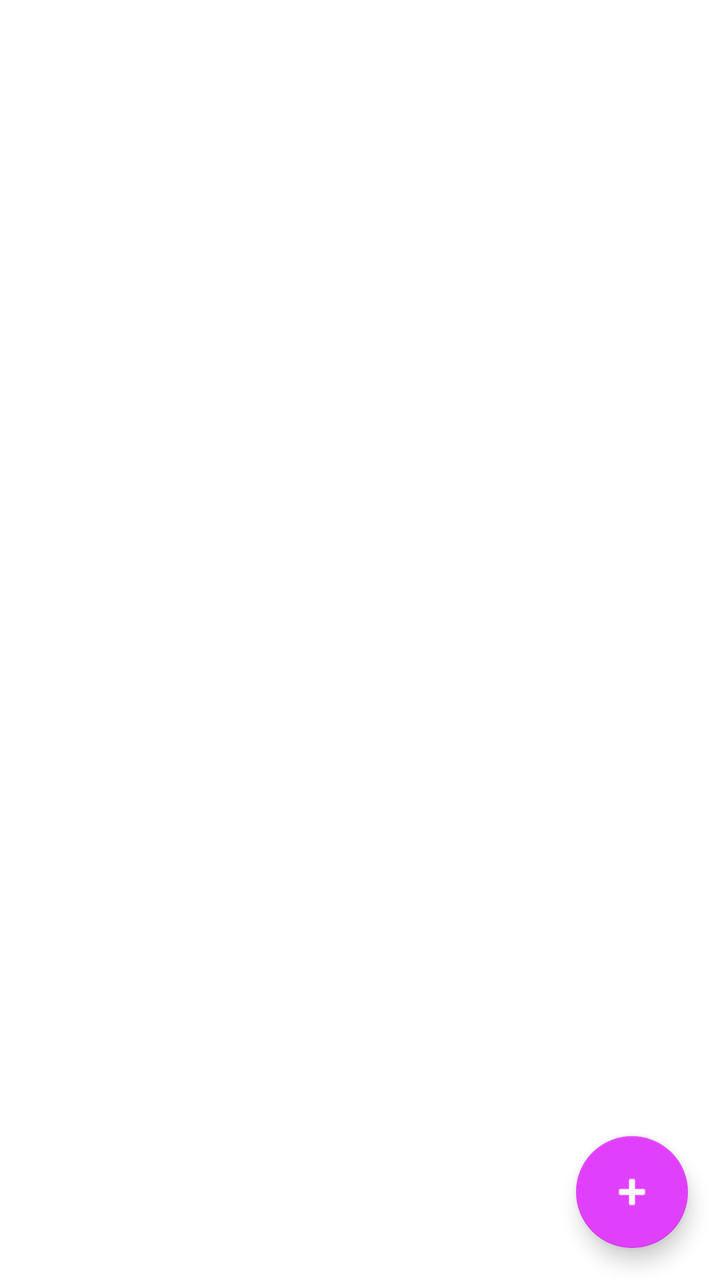
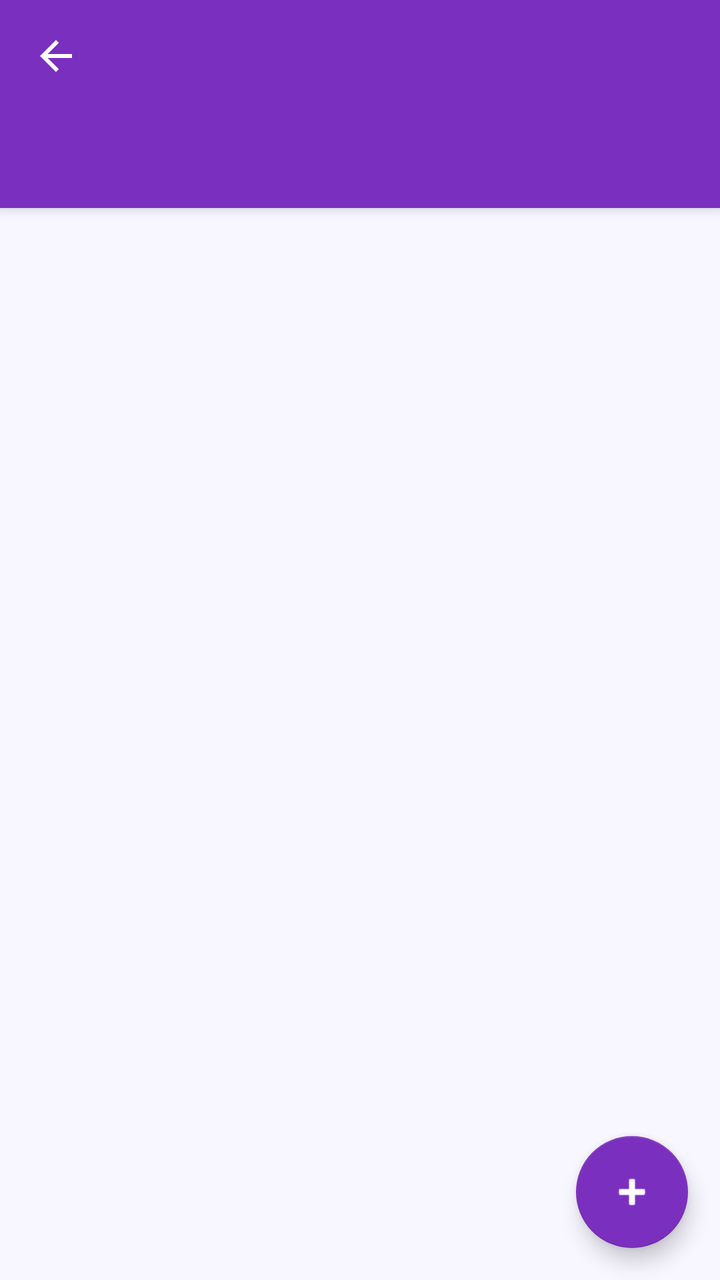

The first picture is an Android layout as it rendered before a commit; the second is the same layout after the commit. The layout source and the unified diff follow.
<!-- AndroidManifest.xml: application theme Theme.SplitUp -->
<!-- res/layout/activity_group_detail.xml -->
<?xml version="1.0" encoding="utf-8"?>
<androidx.coordinatorlayout.widget.CoordinatorLayout
    xmlns:android="http://schemas.android.com/apk/res/android"
    xmlns:app="http://schemas.android.com/apk/res-auto"
    android:layout_width="match_parent"
    android:layout_height="match_parent">

    <LinearLayout
        android:layout_width="match_parent"
        android:layout_height="match_parent"
        android:orientation="vertical">

        <com.google.android.material.tabs.TabLayout
            android:id="@+id/tabLayout"
            android:layout_width="match_parent"
            android:layout_height="wrap_content"
            app:tabMode="fixed"
            app:tabGravity="fill"/>

        <ProgressBar
            android:id="@+id/progressBar"
            android:layout_width="wrap_content"
            android:layout_height="wrap_content"
            android:layout_gravity="center_horizontal"
            android:visibility="gone"/>

        
        <androidx.cardview.widget.CardView
            android:id="@+id/cardInvite"
            android:layout_width="match_parent"
            android:layout_height="wrap_content"
            android:layout_marginStart="12dp"
            android:layout_marginEnd="12dp"
            android:layout_marginTop="8dp"
            android:visibility="gone"
            app:cardCornerRadius="8dp"
            app:cardElevation="2dp">

            <LinearLayout
                android:layout_width="match_parent"
                android:layout_height="wrap_content"
                android:orientation="horizontal"
                android:padding="12dp"
                android:gravity="center_vertical">

                <LinearLayout
                    android:layout_width="0dp"
                    android:layout_height="wrap_content"
                    android:layout_weight="1"
                    android:orientation="vertical">

                    <TextView
                        android:layout_width="wrap_content"
                        android:layout_height="wrap_content"
                        android:text="Código de invitación"
                        android:textSize="12sp"
                        android:textColor="#888888"/>

                    <TextView
                        android:id="@+id/tvInviteCode"
                        android:layout_width="wrap_content"
                        android:layout_height="wrap_content"
                        android:textSize="15sp"
                        android:textStyle="bold"
                        android:fontFamily="monospace"/>

                </LinearLayout>

                <com.google.android.material.button.MaterialButton
                    android:id="@+id/btnCopyCode"
                    style="@style/Widget.Material3.Button.TonalButton"
                    android:layout_width="wrap_content"
                    android:layout_height="wrap_content"
                    android:text="Copiar"
                    android:textSize="13sp"/>

            </LinearLayout>

        </androidx.cardview.widget.CardView>

        
        <com.google.android.material.button.MaterialButton
            android:id="@+id/btnDeleteGroup"
            style="@style/Widget.Material3.Button.OutlinedButton"
            android:layout_width="match_parent"
            android:layout_height="wrap_content"
            android:layout_marginStart="12dp"
            android:layout_marginEnd="12dp"
            android:layout_marginTop="4dp"
            android:text="Eliminar grupo"
            android:textColor="@color/design_default_color_error"
            android:visibility="gone"/>

        
        <com.google.android.material.button.MaterialButtonToggleGroup
            android:id="@+id/settleSubToggle"
            android:layout_width="match_parent"
            android:layout_height="wrap_content"
            android:layout_marginStart="12dp"
            android:layout_marginEnd="12dp"
            android:layout_marginTop="8dp"
            android:visibility="gone"
            app:singleSelection="true"
            app:selectionRequired="true">

            <com.google.android.material.button.MaterialButton
                android:id="@+id/btnSubPending"
                style="@style/Widget.Material3.Button.OutlinedButton"
                android:layout_width="0dp"
                android:layout_height="wrap_content"
                android:layout_weight="1"
                android:text="Pendientes"/>

            <com.google.android.material.button.MaterialButton
                android:id="@+id/btnSubHistory"
                style="@style/Widget.Material3.Button.OutlinedButton"
                android:layout_width="0dp"
                android:layout_height="wrap_content"
                android:layout_weight="1"
                android:text="Historial"/>

        </com.google.android.material.button.MaterialButtonToggleGroup>

        <TextView
            android:id="@+id/tvEmpty"
            android:layout_width="match_parent"
            android:layout_height="wrap_content"
            android:text="Sin datos."
            android:gravity="center"
            android:padding="32dp"
            android:visibility="gone"/>

        <androidx.recyclerview.widget.RecyclerView
            android:id="@+id/recyclerContent"
            android:layout_width="match_parent"
            android:layout_height="0dp"
            android:layout_weight="1"
            android:padding="8dp"/>

    </LinearLayout>

    <com.google.android.material.floatingactionbutton.FloatingActionButton
        android:id="@+id/fabNewExpense"
        android:layout_width="wrap_content"
        android:layout_height="wrap_content"
        android:layout_gravity="bottom|end"
        android:layout_margin="16dp"
        android:contentDescription="Nuevo gasto"
        app:srcCompat="@android:drawable/ic_input_add"/>

</androidx.coordinatorlayout.widget.CoordinatorLayout>
<!-- resources referenced by this layout -->
<resources>
  <style name="Theme.SplitUp" parent="Theme.MaterialComponents.DayNight.DarkActionBar">
          <item name="colorPrimary">#7B2FBE</item>
          <item name="colorPrimaryVariant">#5C1A9A</item>
          <item name="colorOnPrimary">@android:color/white</item>
          <item name="colorSecondary">#E040FB</item>
          <item name="colorOnSecondary">@android:color/white</item>
          <item name="android:statusBarColor">#5C1A9A</item>
      </style>
</resources>

<!-- the commit's change to res/layout/activity_group_detail.xml (unified diff, before → after) -->
@@ -3,25 +3,51 @@
     xmlns:android="http://schemas.android.com/apk/res/android"
     xmlns:app="http://schemas.android.com/apk/res-auto"
     android:layout_width="match_parent"
-    android:layout_height="match_parent">
+    android:layout_height="match_parent"
+    android:background="@color/colorBackground"
+    android:fitsSystemWindows="true">
+
+    <com.google.android.material.appbar.AppBarLayout
+        android:layout_width="match_parent"
+        android:layout_height="wrap_content"
+        android:background="@color/colorPrimary"
+        app:elevation="4dp">
+
+        <androidx.appcompat.widget.Toolbar
+            android:id="@+id/toolbar"
+            android:layout_width="match_parent"
+            android:layout_height="?attr/actionBarSize"
+            android:background="@android:color/transparent"
+            app:navigationIcon="@drawable/ic_back"
+            app:navigationIconTint="@android:color/white"
+            app:titleTextColor="@android:color/white"/>
+
+        <com.google.android.material.tabs.TabLayout
+            android:id="@+id/tabLayout"
+            android:layout_width="match_parent"
+            android:layout_height="wrap_content"
+            android:background="@android:color/transparent"
+            app:tabMode="fixed"
+            app:tabGravity="fill"
+            app:tabIndicatorColor="@android:color/white"
+            app:tabIndicatorHeight="3dp"
+            app:tabSelectedTextColor="@android:color/white"
+            app:tabTextColor="#BBFFFFFF"/>
+
+    </com.google.android.material.appbar.AppBarLayout>
 
     <LinearLayout
         android:layout_width="match_parent"
         android:layout_height="match_parent"
-        android:orientation="vertical">
-
-        <com.google.android.material.tabs.TabLayout
-            android:id="@+id/tabLayout"
-            android:layout_width="match_parent"
-            android:layout_height="wrap_content"
-            app:tabMode="fixed"
-            app:tabGravity="fill"/>
+        android:orientation="vertical"
+        app:layout_behavior="@string/appbar_scrolling_view_behavior">
 
         <ProgressBar
             android:id="@+id/progressBar"
             android:layout_width="wrap_content"
             android:layout_height="wrap_content"
             android:layout_gravity="center_horizontal"
+            android:layout_marginTop="16dp"
             android:visibility="gone"/>
 
         
@@ -31,16 +57,17 @@
             android:layout_height="wrap_content"
             android:layout_marginStart="12dp"
             android:layout_marginEnd="12dp"
-            android:layout_marginTop="8dp"
-            android:visibility="gone"
-            app:cardCornerRadius="8dp"
-            app:cardElevation="2dp">
+            android:layout_marginTop="12dp"
+            android:visibility="gone"
+            app:cardCornerRadius="10dp"
+            app:cardElevation="2dp"
+            app:cardBackgroundColor="@color/colorPurpleLight">
 
             <LinearLayout
                 android:layout_width="match_parent"
                 android:layout_height="wrap_content"
                 android:orientation="horizontal"
-                android:padding="12dp"
+                android:padding="14dp"
                 android:gravity="center_vertical">
 
                 <LinearLayout
@@ -53,43 +80,57 @@
                         android:layout_width="wrap_content"
                         android:layout_height="wrap_content"
                         android:text="Código de invitación"
-                        android:textSize="12sp"
-                        android:textColor="#888888"/>
+                        android:textSize="11sp"
+                        android:textColor="@color/colorTextGrey"
+                        android:textAllCaps="true"
+                        android:letterSpacing="0.05"/>
 
                     <TextView
                         android:id="@+id/tvInviteCode"
                         android:layout_width="wrap_content"
                         android:layout_height="wrap_content"
-                        android:textSize="15sp"
+                        android:textSize="14sp"
                         android:textStyle="bold"
-                        android:fontFamily="monospace"/>
+                        android:textColor="@color/colorTextDark"
+                        android:fontFamily="monospace"
+                        android:layout_marginTop="2dp"/>
 
                 </LinearLayout>
 
                 <com.google.android.material.button.MaterialButton
                     android:id="@+id/btnCopyCode"
-                    style="@style/Widget.Material3.Button.TonalButton"
                     android:layout_width="wrap_content"
                     android:layout_height="wrap_content"
                     android:text="Copiar"
-                    android:textSize="13sp"/>
+                    android:textSize="13sp"
+                    style="@style/SplitUp.Button.Primary"/>
 
             </LinearLayout>
-
         </androidx.cardview.widget.CardView>
+
+        
+        <com.google.android.material.button.MaterialButton
+            android:id="@+id/btnAddMember"
+            android:layout_width="match_parent"
+            android:layout_height="wrap_content"
+            android:layout_marginStart="12dp"
+            android:layout_marginEnd="12dp"
+            android:layout_marginTop="6dp"
+            android:text="+ Añadir miembro por email"
+            android:visibility="gone"
+            style="@style/SplitUp.Button.Outlined"/>
 
         
         <com.google.android.material.button.MaterialButton
             android:id="@+id/btnDeleteGroup"
-            style="@style/Widget.Material3.Button.OutlinedButton"
-            android:layout_width="match_parent"
-            android:layout_height="wrap_content"
-            android:layout_marginStart="12dp"
-            android:layout_marginEnd="12dp"
-            android:layout_marginTop="4dp"
+            android:layout_width="match_parent"
+            android:layout_height="wrap_content"
+            android:layout_marginStart="12dp"
+            android:layout_marginEnd="12dp"
+            android:layout_marginTop="6dp"
             android:text="Eliminar grupo"
-            android:textColor="@color/design_default_color_error"
-            android:visibility="gone"/>
+            android:visibility="gone"
+            style="@style/SplitUp.Button.DangerOutlined"/>
 
         
         <com.google.android.material.button.MaterialButtonToggleGroup
@@ -98,26 +139,26 @@
             android:layout_height="wrap_content"
             android:layout_marginStart="12dp"
             android:layout_marginEnd="12dp"
-            android:layout_marginTop="8dp"
+            android:layout_marginTop="10dp"
             android:visibility="gone"
             app:singleSelection="true"
             app:selectionRequired="true">
 
             <com.google.android.material.button.MaterialButton
                 android:id="@+id/btnSubPending"
-                style="@style/Widget.Material3.Button.OutlinedButton"
                 android:layout_width="0dp"
                 android:layout_height="wrap_content"
                 android:layout_weight="1"
-                android:text="Pendientes"/>
+                android:text="Pendientes"
+                style="@style/SplitUp.Button.Outlined"/>
 
             <com.google.android.material.button.MaterialButton
                 android:id="@+id/btnSubHistory"
-                style="@style/Widget.Material3.Button.OutlinedButton"
                 android:layout_width="0dp"
                 android:layout_height="wrap_content"
                 android:layout_weight="1"
-                android:text="Historial"/>
+                android:text="Historial"
+                style="@style/SplitUp.Button.Outlined"/>
 
         </com.google.android.material.button.MaterialButtonToggleGroup>
 
@@ -128,6 +169,8 @@
             android:text="Sin datos."
             android:gravity="center"
             android:padding="32dp"
+            android:textSize="14sp"
+            android:textColor="@color/colorTextGrey"
             android:visibility="gone"/>
 
         <androidx.recyclerview.widget.RecyclerView
@@ -135,7 +178,11 @@
             android:layout_width="match_parent"
             android:layout_height="0dp"
             android:layout_weight="1"
-            android:padding="8dp"/>
+            android:paddingStart="8dp"
+            android:paddingEnd="8dp"
+            android:paddingTop="4dp"
+            android:paddingBottom="72dp"
+            android:clipToPadding="false"/>
 
     </LinearLayout>
 
@@ -146,6 +193,8 @@
         android:layout_gravity="bottom|end"
         android:layout_margin="16dp"
         android:contentDescription="Nuevo gasto"
+        app:backgroundTint="@color/colorPrimary"
+        app:tint="@android:color/white"
         app:srcCompat="@android:drawable/ic_input_add"/>
 
 </androidx.coordinatorlayout.widget.CoordinatorLayout>
<!-- resource entries referenced after the edit -->
@@ -1,12 +1,73 @@
 <!-- resources referenced by this layout -->
 <resources>
-  <style name="Theme.SplitUp" parent="Theme.MaterialComponents.DayNight.DarkActionBar">
-          <item name="colorPrimary">#7B2FBE</item>
-          <item name="colorPrimaryVariant">#5C1A9A</item>
+  <color name="colorBackground">#F8F6FF</color>
+  <color name="colorPrimary">#7B2FBE</color>
+  <color name="colorPurpleLight">#F0EBF8</color>
+  <color name="colorTextDark">#1C1B2E</color>
+  <color name="colorTextGrey">#888888</color>
+  <!-- drawable ic_back (drawable) -->
+  <?xml version="1.0" encoding="utf-8"?>
+  <vector xmlns:android="http://schemas.android.com/apk/res/android"
+      android:width="24dp"
+      android:height="24dp"
+      android:viewportWidth="24"
+      android:viewportHeight="24">
+      <path
+          android:fillColor="@android:color/white"
+          android:pathData="M20,11H7.83l5.59,-5.59L12,4l-8,8 8,8 1.41,-1.41L7.83,13H20v-2z"/>
+  </vector>
+  <style name="SplitUp.Button.DangerOutlined" parent="Widget.MaterialComponents.Button.OutlinedButton">
+          <item name="strokeColor">@color/colorDanger</item>
+          <item name="android:textColor">@color/colorDanger</item>
+          <item name="cornerRadius">8dp</item>
+      </style>
+  <style name="SplitUp.Button.Outlined" parent="Widget.MaterialComponents.Button.OutlinedButton">
+          <item name="strokeColor">@color/colorPrimary</item>
+          <item name="android:textColor">@color/colorPrimary</item>
+          <item name="cornerRadius">8dp</item>
+      </style>
+  <style name="SplitUp.Button.Primary" parent="Widget.MaterialComponents.Button">
+          <item name="backgroundTint">@color/colorPrimary</item>
+          <item name="android:textColor">@android:color/white</item>
+          <item name="cornerRadius">8dp</item>
+      </style>
+  <style name="Theme.SplitUp" parent="Theme.MaterialComponents.DayNight.NoActionBar">
+          <item name="colorPrimary">@color/colorPrimary</item>
+          <item name="colorPrimaryVariant">@color/colorPrimaryDark</item>
           <item name="colorOnPrimary">@android:color/white</item>
-          <item name="colorSecondary">#E040FB</item>
+          <item name="colorSecondary">@color/colorSecondary</item>
           <item name="colorOnSecondary">@android:color/white</item>
-          <item name="android:statusBarColor">#5C1A9A</item>
+          <item name="android:statusBarColor">@color/colorPrimaryDark</item>
+          <item name="android:windowBackground">@color/colorBackground</item>
+  
+          
+          <item name="toolbarStyle">@style/SplitUp.Toolbar</item>
+  
+          
+          <item name="tabStyle">@style/SplitUp.TabItem</item>
+  
+          
+          <item name="colorControlActivated">@color/colorPrimary</item>
+          <item name="colorControlNormal">@color/colorTextGrey</item>
+  
+          
+          <item name="materialButtonStyle">@style/SplitUp.Button.Primary</item>
+          <item name="materialButtonOutlinedStyle">@style/SplitUp.Button.Outlined</item>
+      </style>
+  <color name="colorDanger">#E53935</color>
+  <color name="colorPrimaryDark">#5C1A9A</color>
+  <color name="colorSecondary">#E040FB</color>
+  <style name="SplitUp.Toolbar" parent="Widget.MaterialComponents.Toolbar">
+          <item name="background">@color/colorPrimary</item>
+          <item name="titleTextColor">@android:color/white</item>
+          <item name="subtitleTextColor">#CCFFFFFF</item>
+      </style>
+  <style name="SplitUp.TabItem" parent="Widget.MaterialComponents.TabLayout">
+          <item name="tabIndicatorColor">@android:color/white</item>
+          <item name="tabSelectedTextColor">@android:color/white</item>
+          <item name="tabTextColor">#BBFFFFFF</item>
+          <item name="tabBackground">@color/colorPrimary</item>
+          <item name="tabIndicatorFullWidth">false</item>
       </style>
 </resources>
 
